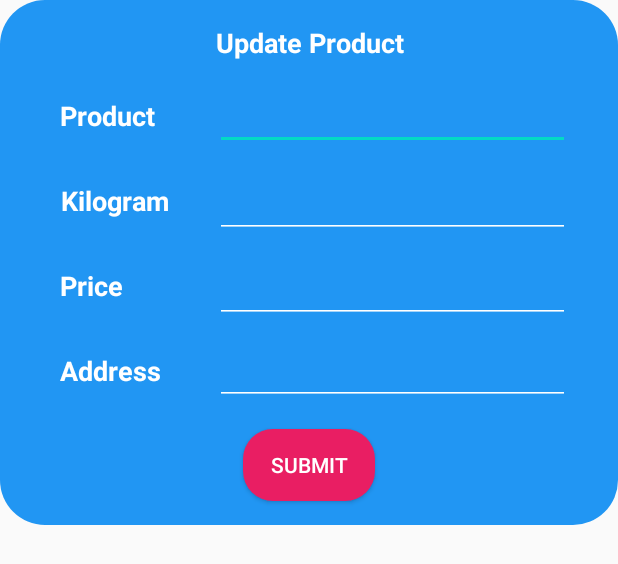
After one commit to hoangvietonline/Exercise2106, an Android app: the layout dialog_update_product.xml on its own in the app's theme, with its tools: preview values and no code run, on a phone screen of 412 x 824 dp. The commit adds this screen. Shown: the top 564 px of the screen. Run offline under Robolectric (Android 15) with nearby library versions, the phone set to English and light mode, and no system bars; network calls fail.

Commit message:
done exercise

```diff
--- a/app/src/main/java/com/example/exercise2106/common/Contacts.kt
+++ b/app/src/main/java/com/example/exercise2106/common/Contacts.kt
@@ -1,8 +1,10 @@
 package com.example.exercise2106.common
 
 class Contacts {
-    companion object{
-        const val REQUEST_CODE_ADD =1
+    companion object {
+        const val REQUEST_CODE_ADD = 1
         const val PRODUCT_KEY = "product_key"
+        const val KILOGRAM = " kg"
+        const val PRICE = " vnd"
     }
 }
--- /dev/null
+++ b/app/src/main/res/layout/dialog_update_product.xml
@@ -0,0 +1,135 @@
+<?xml version="1.0" encoding="utf-8"?>
+<androidx.constraintlayout.widget.ConstraintLayout xmlns:android="http://schemas.android.com/apk/res/android"
+    xmlns:app="http://schemas.android.com/apk/res-auto"
+    android:layout_width="match_parent"
+    android:layout_height="wrap_content"
+    android:background="@drawable/bg_image_view">
+
+    <TextView
+        android:id="@+id/tvTitleDialog"
+        android:layout_width="match_parent"
+        android:layout_height="wrap_content"
+        android:gravity="center"
+        android:text="@string/update_product"
+        android:textColor="@android:color/white"
+        android:textSize="18sp"
+        android:textStyle="bold"
+        android:padding="16dp"
+        app:layout_constraintEnd_toEndOf="parent"
+        app:layout_constraintStart_toStartOf="parent"
+        app:layout_constraintTop_toTopOf="parent" />
+
+    <TextView
+        android:id="@+id/tvProductUpdate"
+        android:layout_width="wrap_content"
+        android:layout_height="wrap_content"
+        android:layout_marginStart="32dp"
+        android:gravity="center"
+        android:padding="8dp"
+        android:text="Product"
+        android:textColor="@android:color/white"
+        android:textSize="18sp"
+        android:textStyle="bold"
+        app:layout_constraintStart_toStartOf="parent"
+        app:layout_constraintTop_toBottomOf="@+id/tvTitleDialog" />
+
+    <EditText
+        android:id="@+id/edtNameUpdate"
+        android:layout_width="0dp"
+        android:layout_height="wrap_content"
+        android:layout_marginStart="32dp"
+        android:layout_marginEnd="32dp"
+        android:inputType="text"
+        android:textColor="@android:color/white"
+        app:layout_constraintBottom_toBottomOf="@+id/tvProductUpdate"
+        app:layout_constraintEnd_toEndOf="parent"
+        app:layout_constraintStart_toEndOf="@+id/tvProductUpdate"
+        app:layout_constraintTop_toTopOf="@+id/tvProductUpdate" />
+
+    <TextView
+        android:id="@+id/tvKilogramUpdate"
+        android:layout_width="wrap_content"
+        android:layout_height="wrap_content"
+        android:layout_marginTop="16dp"
+        android:gravity="center"
+        android:padding="8dp"
+        android:text="Kilogram"
+        android:textColor="@android:color/white"
+        android:textSize="18sp"
+        android:textStyle="bold"
+        app:layout_constraintStart_toStartOf="@+id/tvProductUpdate"
+        app:layout_constraintTop_toBottomOf="@+id/tvProductUpdate" />
+
+    <TextView
+        android:id="@+id/tvPriceUpdate"
+        android:layout_width="wrap_content"
+        android:layout_height="wrap_content"
+        android:layout_marginTop="16dp"
+        android:gravity="center"
+        android:padding="8dp"
+        android:text="Price"
+        android:textColor="@android:color/white"
+        android:textSize="18sp"
+        android:textStyle="bold"
+        app:layout_constraintStart_toStartOf="@+id/tvKilogramUpdate"
+        app:layout_constraintTop_toBottomOf="@+id/tvKilogramUpdate" />
+
+    <TextView
+        android:id="@+id/tvAddressUpdate"
+        android:layout_width="wrap_content"
+        android:layout_height="wrap_content"
+        android:layout_marginTop="16dp"
+        android:layout_marginBottom="32dp"
+        android:gravity="center"
+        android:padding="8dp"
+        android:text="Address"
+        android:textColor="@android:color/white"
+        android:textSize="18sp"
+        android:textStyle="bold"
+        app:layout_constraintStart_toStartOf="@+id/tvPriceUpdate"
+        app:layout_constraintTop_toBottomOf="@+id/tvPriceUpdate" />
+
+    <EditText
+        android:id="@+id/edtKiloUpdate"
+        android:layout_width="0dp"
+        android:layout_height="wrap_content"
+        android:inputType="text"
+        android:textColor="@android:color/white"
+        app:layout_constraintEnd_toEndOf="@+id/edtNameUpdate"
+        app:layout_constraintStart_toStartOf="@+id/edtNameUpdate"
+        app:layout_constraintTop_toTopOf="@+id/tvKilogramUpdate" />
+
+    <EditText
+        android:id="@+id/edtPriceUpdate"
+        android:layout_width="0dp"
+        android:layout_height="wrap_content"
+        android:inputType="text"
+        android:textColor="@android:color/white"
+        app:layout_constraintEnd_toEndOf="@+id/edtKiloUpdate"
+        app:layout_constraintStart_toStartOf="@+id/edtKiloUpdate"
+        app:layout_constraintTop_toTopOf="@+id/tvPriceUpdate" />
+
+    <EditText
+        android:id="@+id/edtAddressUpdate"
+        android:layout_width="0dp"
+        android:layout_height="wrap_content"
+        android:inputType="text"
+        android:textColor="@android:color/white"
+        app:layout_constraintBottom_toBottomOf="@+id/tvAddressUpdate"
+        app:layout_constraintEnd_toEndOf="@+id/edtPriceUpdate"
+        app:layout_constraintStart_toStartOf="@+id/edtPriceUpdate"
+        app:layout_constraintTop_toTopOf="@+id/tvAddressUpdate" />
+
+    <Button
+        android:id="@+id/btnSubmitUpdate"
+        android:layout_width="wrap_content"
+        android:layout_height="wrap_content"
+        android:background="@drawable/bg_btn_submit"
+        android:text="Submit"
+        android:textColor="@android:color/white"
+        app:layout_constraintBottom_toBottomOf="parent"
+        app:layout_constraintEnd_toEndOf="parent"
+        app:layout_constraintStart_toStartOf="parent"
+        android:layout_margin="16dp"
+        app:layout_constraintTop_toBottomOf="@+id/edtAddressUpdate" />
+</androidx.constraintlayout.widget.ConstraintLayout>
--- a/app/src/main/res/values/strings.xml
+++ b/app/src/main/res/values/strings.xml
@@ -1,4 +1,5 @@
 <resources>
     <string name="app_name">Exercise2106</string>
     <string name="daily_consumption">Daily consumption</string>
+    <string name="update_product">Update Product</string>
 </resources>
```
Also changed, not shown: app/src/main/java/com/example/exercise2106/RecyclerTouchListener.java (deleted, +0 -65 lines), app/src/main/java/com/example/exercise2106/database/DatabaseHelper.kt (+6 -19 lines), app/src/main/java/com/example/exercise2106/database/DatabaseManager.kt (+54 -37 lines), app/src/main/java/com/example/exercise2106/model/product.model.kt (+13 -0 lines), app/src/main/java/com/example/exercise2106/ui/MainActivity.kt (+67 -31 lines), app/src/main/java/com/example/exercise2106/ui/ProductAdapter.kt (+37 -9 lines).
